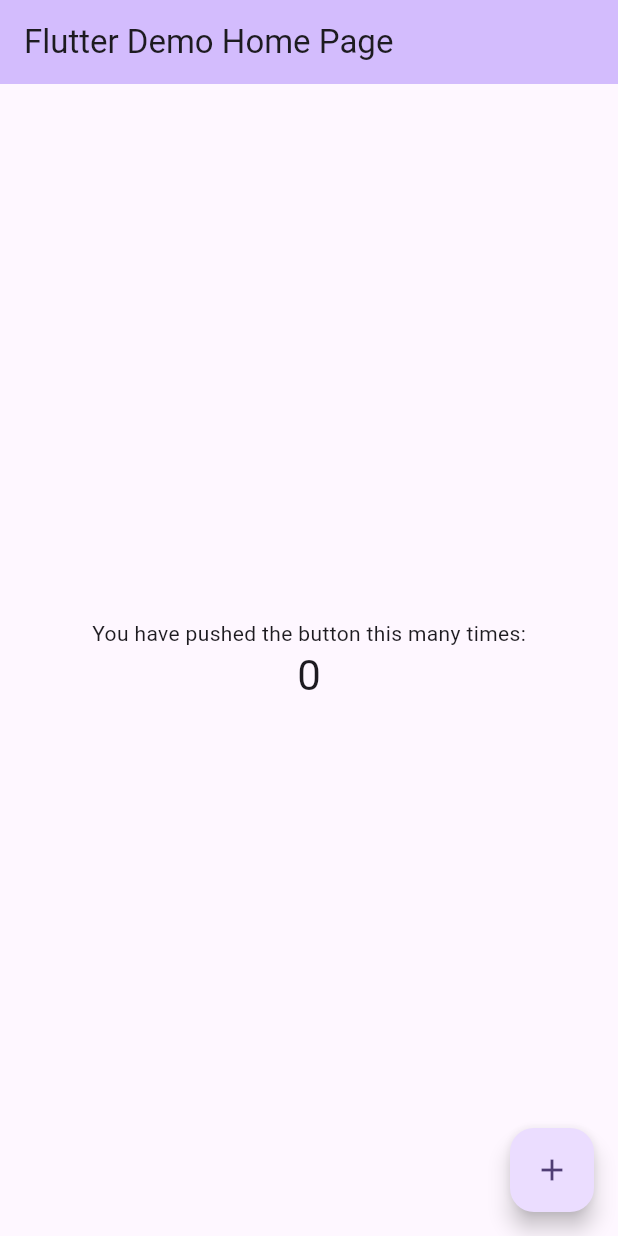
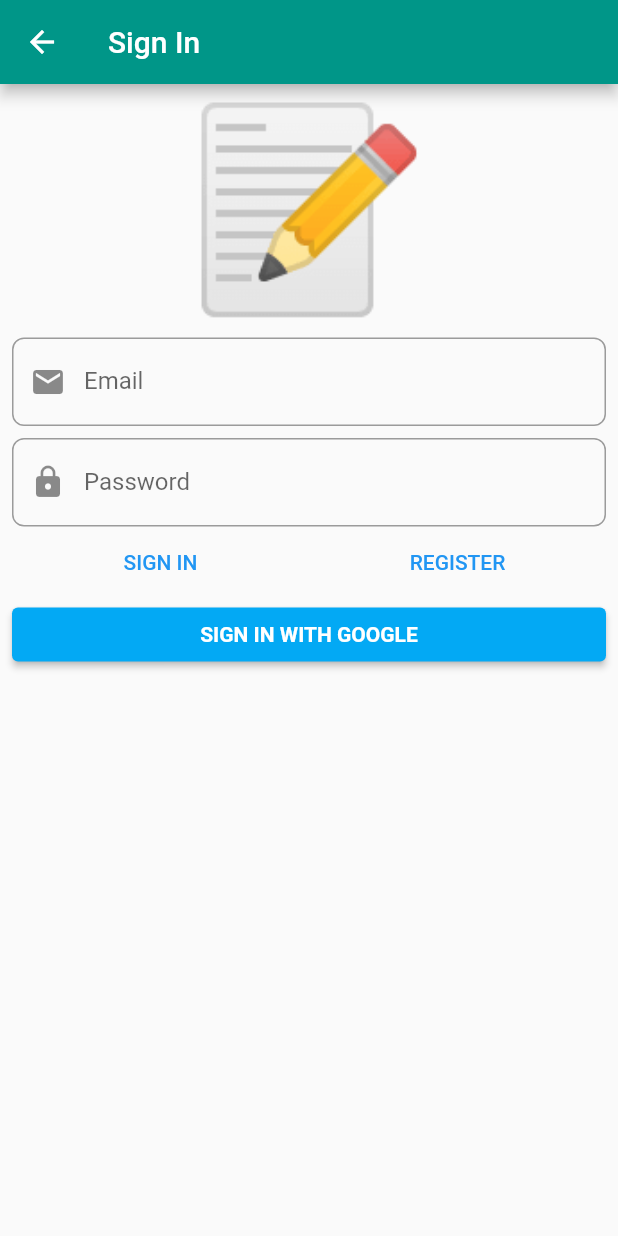
Before and after one commit to AlpKarky/todo_ddd, a Flutter app: the screen it shows after launch, on a phone screen of 412 x 824 dp. Run offline on Flutter 3.47's test engine with Material 2 defaults, Android fonts, the phone set to English and light mode, and no system bars; our stand-ins replace auto_route, bloc, dartz, firebase_auth, firebase_core, flutter_bloc and 4 more; accounts and stored records are empty.

Commit message:
auto_route configuration completed

```diff
--- /dev/null
+++ b/lib/application/auth/auth_bloc.dart
@@ -0,0 +1,43 @@
+import 'dart:async';
+
+import 'package:bloc/bloc.dart';
+import 'package:freezed_annotation/freezed_annotation.dart';
+import 'package:injectable/injectable.dart';
+
+import '../../domain/auth/i_auth_facade.dart';
+
+part 'auth_event.dart';
+part 'auth_state.dart';
+
+part 'auth_bloc.freezed.dart';
+
+@injectable
+class AuthBloc extends Bloc<AuthEvent, AuthState> {
+  final IAuthFacade _authFacade;
+  AuthBloc(this._authFacade) : super(const AuthState.initial()) {
+    on<AuthEvent>((event, emit) async {
+      await event.map(
+          authCheckRequested: (event) async =>
+              await _authCheckRequested(event, emit),
+          signedOut: (event) async => await _signedOut(event, emit));
+    });
+  }
+
+  Future<void> _authCheckRequested(
+      AuthCheckRequested event, Emitter<AuthState> emit) async {
+    final optionUser = await _authFacade.getSignedInUser();
+    emit(
+      optionUser.fold(
+        () => const AuthState.unauthenticated(),
+        (_) => const AuthState.authenticated(),
+      ),
+    );
+  }
+
+  Future<void> _signedOut(SignedOut event, Emitter<AuthState> emit) async {
+    await _authFacade.signOut();
+    emit(
+      const AuthState.unauthenticated(),
+    );
+  }
+}
--- /dev/null
+++ b/lib/application/auth/auth_event.dart
@@ -0,0 +1,7 @@
+part of 'auth_bloc.dart';
+
+@freezed
+abstract class AuthEvent with _$AuthEvent {
+  const factory AuthEvent.authCheckRequested() = AuthCheckRequested;
+  const factory AuthEvent.signedOut() = SignedOut;
+}
--- /dev/null
+++ b/lib/application/auth/auth_state.dart
@@ -0,0 +1,8 @@
+part of 'auth_bloc.dart';
+
+@freezed
+abstract class AuthState with _$AuthState {
+  const factory AuthState.initial() = Initial;
+  const factory AuthState.authenticated() = Authenticated;
+  const factory AuthState.unauthenticated() = Unauthenticated;
+}
--- a/lib/domain/auth/i_auth_facade.dart
+++ b/lib/domain/auth/i_auth_facade.dart
@@ -1,9 +1,12 @@
 import 'package:dartz/dartz.dart';
 
+import '../auth/user.dart';
 import 'auth_failure.dart';
 import 'value_objects.dart';
 
 abstract class IAuthFacade {
+  Future<Option<User>> getSignedInUser();
+
   Future<Either<AuthFailure, Unit>> registerWithEmailAndPassword(
       {required EmailAddress emailAddress, required Password password});
 
@@ -11,4 +14,6 @@ abstract class IAuthFacade {
       {required EmailAddress emailAddress, required Password password});
 
   Future<Either<AuthFailure, Unit>> signInWithGoogle();
+
+  Future<void> signOut();
 }
--- a/lib/domain/core/value_validators.dart
+++ b/lib/domain/core/value_validators.dart
@@ -3,9 +3,7 @@ import 'package:dartz/dartz.dart';
 import 'failures.dart';
 
 Either<ValueFailure<String>, String> validateEmailAddress(String input) {
-  const emailRegex =
-      r"""(?:[a-z0-9!#$%&'*+/=?^_`{|}~-]+(?:\.[a-z0-9!#$%&'*+/=?^_`{|}~-]+)*|"(?:[\x01-\x08\x0b\x0c\x0e-\x1f\x21\x23-\x5b\x5d-\x7f]|\\[\x01-\x09\x0b\x0c\x0e-\x7f])*")@(?:(?:[a-z0-9](?:[a-z0-9-]*[a-z0-9])?\.)+[a-z0-9](?:[a-z0-9-]*[a-z0-9])?|\[(?:(?:25[0-5]|2[0-4][0-9]|[01]?[0-9][0-9]?)\.){3}(?:25[0-5]|2[0-4][0-9]|[01]?[0-9][0-9]?|[a-z0-9-]*[a-z0-9]:(?:[\x01-\x08\x0b\x0c\x0e-\x1f\x21-\x5a\x53-\x7f]|\\[\x01-\x09\x0b\x0c\x0e-\x7f])+)\])
-""";
+  const emailRegex = r'^[\w\.-]+@[\w\.-]+\.\w+$';
 
   if (RegExp(emailRegex).hasMatch(input)) {
     return right(input);
--- a/lib/main.dart
+++ b/lib/main.dart
@@ -1,73 +1,13 @@
+import 'package:firebase_core/firebase_core.dart';
 import 'package:flutter/material.dart';
 import 'package:injectable/injectable.dart';
 
 import 'injection.dart';
+import 'presentation/core/app_widget.dart';
 
-void main() {
+Future<void> main() async {
+  WidgetsFlutterBinding.ensureInitialized();
+  await Firebase.initializeApp();
   configureInjection(Environment.prod);
-  runApp(const MyApp());
+  runApp(AppWidget());
 }
-
-class MyApp extends StatelessWidget {
-  const MyApp({super.key});
-
-  @override
-  Widget build(BuildContext context) {
-    return MaterialApp(
-      title: 'Flutter Demo',
-      theme: ThemeData(
-        colorScheme: ColorScheme.fromSeed(seedColor: Colors.deepPurple),
-        useMaterial3: true,
-      ),
-      home: const MyHomePage(title: 'Flutter Demo Home Page'),
-    );
-  }
-}
-
-class MyHomePage extends StatefulWidget {
-  const MyHomePage({super.key, required this.title});
-
-  final String title;
-
-  @override
-  State<MyHomePage> createState() => _MyHomePageState();
-}
-
-class _MyHomePageState extends State<MyHomePage> {
-  int _counter = 0;
-
-  void _incrementCounter() {
-    setState(() {
-      _counter++;
-    });
-  }
-
-  @override
-  Widget build(BuildContext context) {
-    return Scaffold(
-      appBar: AppBar(
-        backgroundColor: Theme.of(context).colorScheme.inversePrimary,
-        title: Text(widget.title),
-      ),
-      body: Center(
-        child: Column(
-          mainAxisAlignment: MainAxisAlignment.center,
-          children: <Widget>[
-            const Text(
-              'You have pushed the button this many times:',
-            ),
-            Text(
-              '$_counter',
-              style: Theme.of(context).textTheme.headlineMedium,
-            ),
-          ],
-        ),
-      ),
-      floatingActionButton: FloatingActionButton(
-        onPressed: _incrementCounter,
-        tooltip: 'Increment',
-        child: const Icon(Icons.add),
-      ), // This trailing comma makes auto-formatting nicer for build methods.
-    );
-  }
-}
--- /dev/null
+++ b/lib/presentation/core/app_widget.dart
@@ -0,0 +1,34 @@
+import 'package:flutter/material.dart';
+import 'package:flutter_bloc/flutter_bloc.dart';
+
+import '../../application/auth/auth_bloc.dart';
+import '../../injection.dart';
+import '../routes/app_router.dart';
+
+class AppWidget extends StatelessWidget {
+  final _appRouter = AppRouter();
+  AppWidget({super.key});
+
+  @override
+  Widget build(BuildContext context) {
+    return MultiBlocProvider(
+      providers: [
+        BlocProvider(
+          create: (context) =>
+              getIt<AuthBloc>()..add(const AuthEvent.authCheckRequested()),
+        )
+      ],
+      child: MaterialApp.router(
+        routerConfig: _appRouter.config(),
+        title: 'Todo - DDD',
+        debugShowCheckedModeBanner: false,
+        theme: ThemeData.light().copyWith(
+            primaryColor: Colors.green,
+            appBarTheme: const AppBarTheme(color: Colors.teal),
+            inputDecorationTheme: InputDecorationTheme(
+                border: OutlineInputBorder(
+                    borderRadius: BorderRadius.circular(8)))),
+      ),
+    );
+  }
+}
--- /dev/null
+++ b/lib/presentation/routes/app_router.dart
@@ -0,0 +1,15 @@
+import 'package:auto_route/auto_route.dart';
+
+import '../sign_in/sign_in_page.dart';
+import '../splash/splash_page.dart';
+
+part 'app_router.gr.dart';
+
+@AutoRouterConfig()
+class AppRouter extends _$AppRouter {
+  @override
+  List<AutoRoute> get routes => [
+        AutoRoute(page: SplashRoute.page, initial: true),
+        AutoRoute(page: SignInRoute.page),
+      ];
+}
--- /dev/null
+++ b/lib/presentation/sign_in/sign_in_page.dart
@@ -0,0 +1,24 @@
+import 'package:auto_route/annotations.dart';
+import 'package:flutter/material.dart';
+import 'package:flutter_bloc/flutter_bloc.dart';
+
+import '../../application/auth/sign_in_form/sign_in_form_bloc.dart';
+import '../../injection.dart';
+import 'widgets/sign_in_form.dart';
+
+@RoutePage()
+class SignInPage extends StatelessWidget {
+  const SignInPage({Key? key}) : super(key: key);
+
+  @override
+  Widget build(BuildContext context) {
+    return Scaffold(
+      appBar: AppBar(
+        title: const Text('Sign In'),
+      ),
+      body: BlocProvider(
+          create: (context) => getIt<SignInFormBloc>(),
+          child: const SignInForm()),
+    );
+  }
+}
--- /dev/null
+++ b/lib/presentation/sign_in/widgets/sign_in_form.dart
@@ -0,0 +1,154 @@
+import 'package:flutter/material.dart';
+import 'package:flutter_bloc/flutter_bloc.dart';
+
+import '../../../application/auth/sign_in_form/sign_in_form_bloc.dart';
+
+class SignInForm extends StatelessWidget {
+  const SignInForm({Key? key}) : super(key: key);
+
+  @override
+  Widget build(BuildContext context) {
+    return BlocConsumer<SignInFormBloc, SignInFormState>(
+      listener: (context, state) {
+        state.authFailureOrSuccessOption.fold(
+            () {},
+            (either) => either.fold((failure) {
+                  ScaffoldMessenger.of(context).showSnackBar(
+                    SnackBar(
+                      duration: const Duration(seconds: 2),
+                      content: Row(
+                        children: [
+                          const Icon(
+                            Icons.error_outline,
+                            color: Colors.white,
+                          ),
+                          const SizedBox(
+                            width: 16,
+                          ),
+                          Text(
+                            failure.map(
+                                cancelledByUser: (_) => 'Cancelled',
+                                serverError: (_) => 'Server error',
+                                emailAlreadyInUse: (_) =>
+                                    'Email already in use',
+                                invalidEmailPasswordCombination: (_) =>
+                                    'Invalid email and password combination'),
+                          ),
+                        ],
+                      ),
+                    ),
+                  );
+                }, (_) {
+                  //TODO: Navigate to page
+                }));
+      },
+      builder: (context, state) {
+        return Form(
+            autovalidateMode: state.showErrorMessages
+                ? AutovalidateMode.always
+                : AutovalidateMode.disabled,
+            child: Padding(
+              padding: const EdgeInsets.all(8.0), //TODO: Get from a class
+              child: ListView(
+                children: [
+                  const Text(
+                    '📝',
+                    style: TextStyle(fontSize: 130),
+                    textAlign: TextAlign.center,
+                  ),
+                  const SizedBox(
+                    height: 8,
+                  ),
+                  TextFormField(
+                    onChanged: (value) =>
+                        BlocProvider.of<SignInFormBloc>(context)
+                            .add(SignInFormEvent.emailChanged(value)),
+                    validator: (_) => BlocProvider.of<SignInFormBloc>(context)
+                        .state
+                        .emailAddress
+                        .value
+                        .fold(
+                          (f) => f.maybeMap(
+                            invalidEmail: (_) => 'Invalid Email',
+                            orElse: () => null,
+                          ),
+                          (_) => null,
+                        ),
+                    keyboardType: TextInputType.emailAddress,
+                    decoration: const InputDecoration(
+                      prefixIcon: Icon(Icons.email),
+                      labelText: 'Email',
+                    ),
+                    autocorrect: false,
+                  ),
+                  const SizedBox(
+                    height: 8,
+                  ),
+                  TextFormField(
+                    onChanged: (value) {
+                      BlocProvider.of<SignInFormBloc>(context)
+                          .add(SignInFormEvent.passwordChanged(value));
+                    },
+                    validator: (_) => BlocProvider.of<SignInFormBloc>(context)
+                        .state
+                        .password
+                        .value
+                        .fold(
+                          (f) => f.maybeMap(
+                            shortPassword: (_) => 'Short Password',
+                            orElse: () => null,
+                          ),
+                          (_) => null,
+                        ),
+                    decoration: const InputDecoration(
+                      prefixIcon: Icon(Icons.lock),
+                      labelText: 'Password',
+                    ),
+                    autocorrect: false,
+                    obscureText: true,
+                  ),
+                  Row(
+                    children: [
+                      Expanded(
+                          child: TextButton(
+                              onPressed: () {
+                                BlocProvider.of<SignInFormBloc>(context).add(
+                                    const SignInFormEvent
+                                        .signInWithEmailAndPasswordPressed());
+                              },
+                              child: const Text('SIGN IN'))),
+                      Expanded(
+                          child: TextButton(
+                              onPressed: () {
+                                BlocProvider.of<SignInFormBloc>(context).add(
+                                    const SignInFormEvent
+                                        .registerWithEmailAndPasswordPressed());
+                              },
+                              child: const Text('REGISTER')))
+                    ],
+                  ),
+                  ElevatedButton(
+                    onPressed: () {
+                      BlocProvider.of<SignInFormBloc>(context)
+                          .add(const SignInFormEvent.signInWithGooglePressed());
+                    },
+                    style: ElevatedButton.styleFrom(
+                        backgroundColor: Colors.lightBlue),
+                    child: const Text(
+                      'SIGN IN WITH GOOGLE',
+                      style: TextStyle(fontWeight: FontWeight.bold),
+                    ),
+                  ),
+                  if (state.isSubmitting) ...[
+                    const SizedBox(
+                      height: 8,
+                    ),
+                    const LinearProgressIndicator(),
+                  ]
+                ],
+              ),
+            ));
+      },
+    );
+  }
+}
--- a/pubspec.yaml
+++ b/pubspec.yaml
@@ -18,6 +18,9 @@ dependencies:
   firebase_auth: ^4.7.3
   google_sign_in: ^6.1.4
 
+  #Navigation
+  auto_route: ^7.8.0
+
   #Database
   firebase_core: ^2.15.1
 
@@ -32,6 +35,7 @@ dependencies:
   #Util
   dartz: ^0.10.1
   freezed_annotation: ^2.4.1
+  uuid: ^3.0.7
 
 dev_dependencies:
   flutter_test:
@@ -40,6 +44,7 @@ dev_dependencies:
   build_runner: ^2.4.6
   freezed: ^2.4.2
   injectable_generator: ^2.4.0
+  auto_route_generator: ^7.3.1
   flutter_lints: ^2.0.2
 
 flutter:
```
Also changed, not shown: lib/application/auth/sign_in_form/sign_in_form_bloc.dart (+5 -7 lines), lib/domain/auth/user.dart (added, +12 -0 lines), lib/domain/core/value_objects.dart (+18 -0 lines), lib/infrastructure/auth/firebase_auth_facade.dart (+20 -4 lines), lib/infrastructure/auth/firebase_user_mapper.dart (added, +10 -0 lines), lib/presentation/splash/splash_page.dart (added, +31 -0 lines), lib/application/auth/auth_bloc.freezed.dart (added), lib/domain/auth/user.freezed.dart (added), lib/injection.config.dart, lib/presentation/routes/app_router.gr.dart (added), pubspec.lock, 2 other files.
